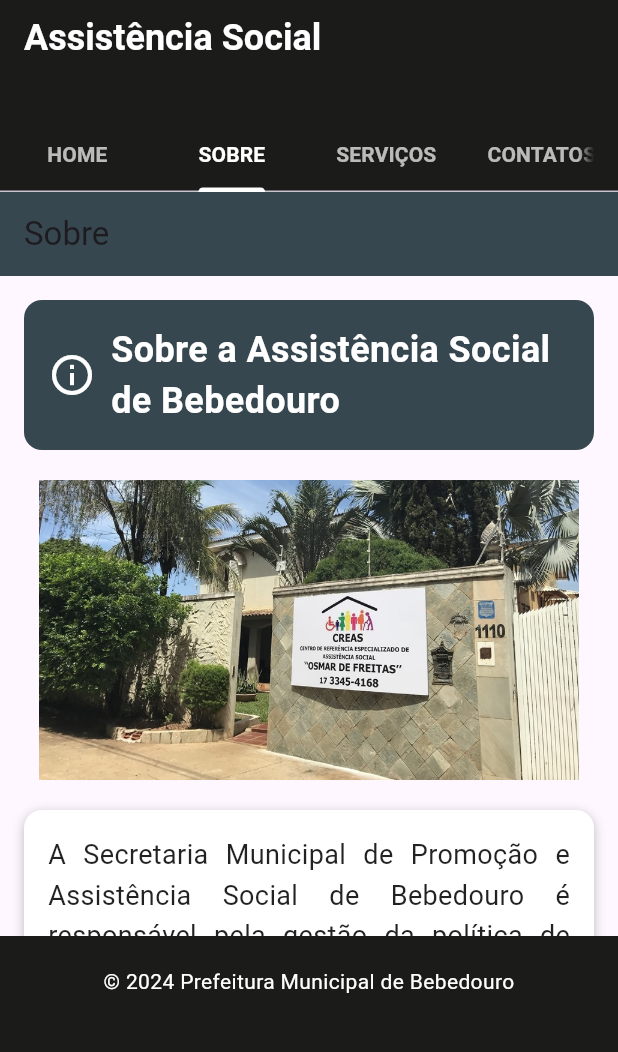
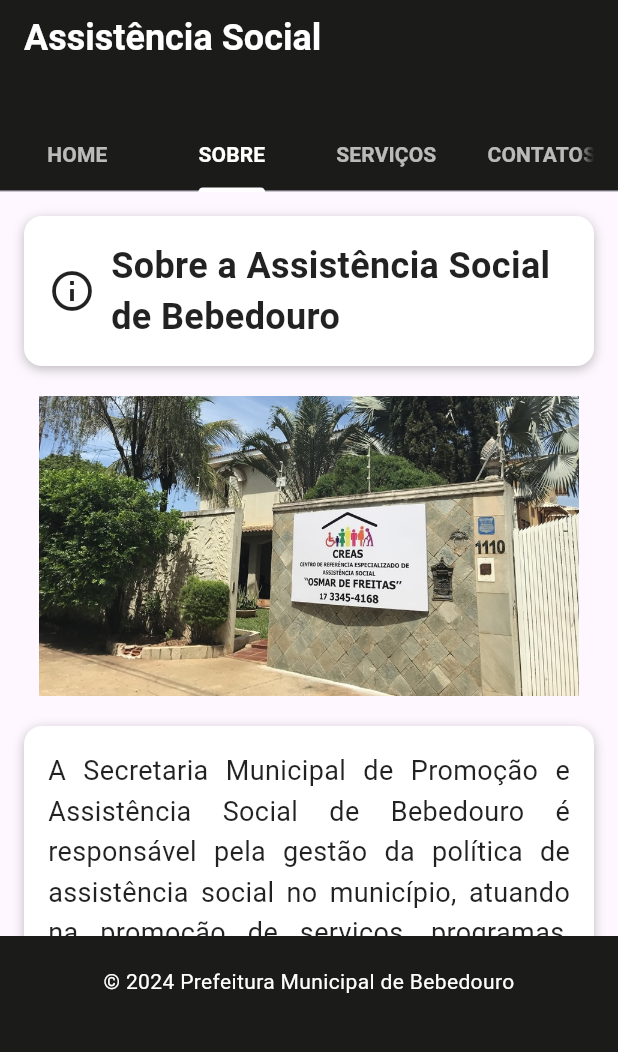
Before and after one commit to felipedisessa/tcc_prefeitura_flutter, a Flutter app: the screen it shows after launch, tab 2 chosen, on a phone screen of 412 x 824 dp, the part 180-1232 px from its top. Run offline on Flutter 3.47's test engine with Material 3 defaults, Android fonts, the phone set to English and light mode, and no system bars; our stand-ins replace carousel_slider, dio; network calls fail.

Commit message:
fix others pages

```diff
--- a/lib/main.dart
+++ b/lib/main.dart
@@ -69,7 +69,7 @@
               const SizedBox(width: 15),
               Expanded(
                 child: Container(
-                  height: 150, // Ajuste a altura do banner conforme necessário
+                  height: 140, // Ajuste a altura do banner conforme necessário
                   width: double.infinity,
                   child: Image.asset(
                     'assets/banner.png',
--- a/lib/pages/sobre_page.dart
+++ b/lib/pages/sobre_page.dart
@@ -6,25 +6,28 @@
   @override
   Widget build(BuildContext context) {
     return Scaffold(
-      appBar: AppBar(
-        title: const Text('Sobre'),
-        backgroundColor: Colors.blueGrey[800],
-      ),
       body: SingleChildScrollView(
         padding: const EdgeInsets.all(16.0),
         child: Column(
           crossAxisAlignment: CrossAxisAlignment.start,
           children: [
-            // Cabeçalho
+            // Cabeçalho da página
             Container(
               decoration: BoxDecoration(
-                color: Colors.blueGrey[800],
+                color: Colors.white,
                 borderRadius: BorderRadius.circular(12.0),
+                boxShadow: [
+                  BoxShadow(
+                    color: Colors.black26,
+                    blurRadius: 6.0,
+                    offset: const Offset(0, 2),
+                  ),
+                ],
               ),
               padding: const EdgeInsets.all(16.0),
               child: Row(
                 children: [
-                  Icon(Icons.info_outline, size: 32, color: Colors.white),
+                  Icon(Icons.info_outline, size: 32, color: Colors.black87),
                   const SizedBox(width: 10),
                   const Expanded(
                     child: Text(
@@ -32,7 +35,7 @@
                       style: TextStyle(
                         fontSize: 24,
                         fontWeight: FontWeight.bold,
-                        color: Colors.white,
+                        color: Colors.black87,
                       ),
                     ),
                   ),
@@ -48,7 +51,7 @@
                 'assets/sobre.png',
                 height: 200,
                 width: double.infinity,
-                fit: BoxFit.contain,
+                fit: BoxFit.contain, // Ajusta o fit para cobrir o espaço da imagem
               ),
             ),
             const SizedBox(height: 20),
```
Also changed, not shown: lib/pages/contato_page.dart (+13 -10 lines), lib/pages/servicos_page.dart (+13 -10 lines).
